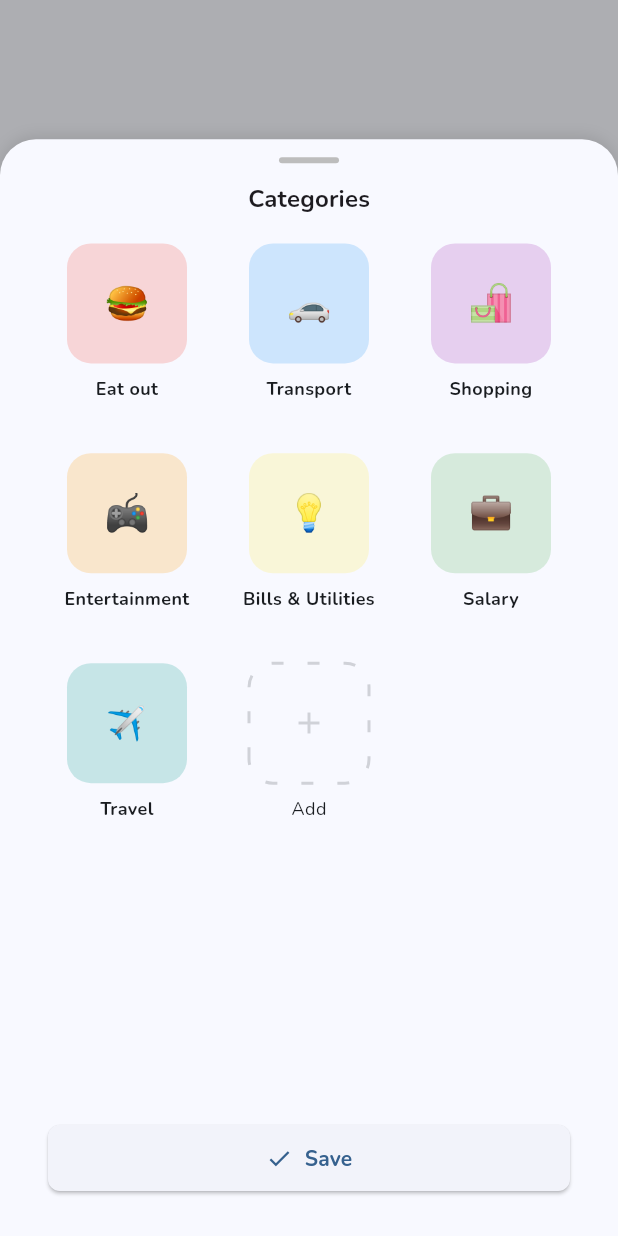
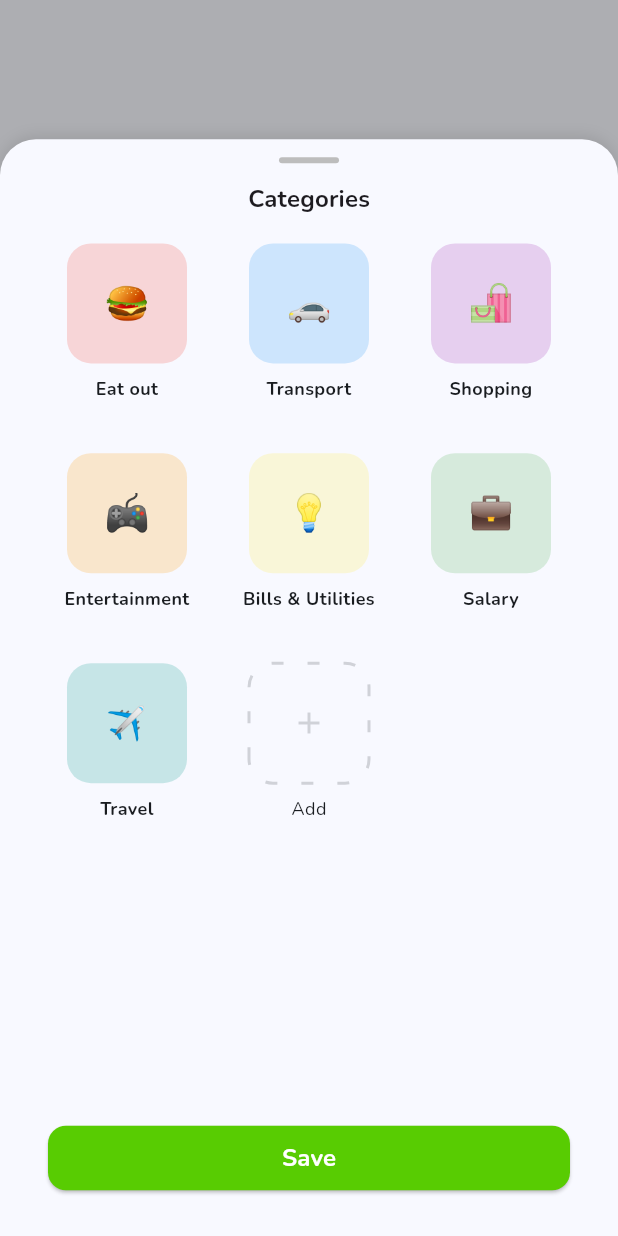
Before and after one commit to dayummson/nudge-beta-app, a Flutter app: what showCategoriesSheet() shows on an empty page, opened directly, on a phone screen of 412 x 824 dp. Run offline on Flutter 3.47's test engine with Material 3 defaults, Android fonts, the phone set to English and light mode, and no system bars; our stand-ins replace cloud_firestore, drift, firebase_auth, firebase_core, flutter_riverpod, flutter_slidable and 4 more; accounts and stored records are empty; generated files the repository leaves out were written again.

Commit message:
ui improvements

```diff
--- a/lib/features/categories/widgets/categories_sheet.dart
+++ b/lib/features/categories/widgets/categories_sheet.dart
@@ -112,18 +112,22 @@ void showCategoriesSheet(BuildContext context) {
             padding: const EdgeInsets.all(16),
             child: SizedBox(
               width: double.infinity,
-              child: ElevatedButton.icon(
+              child: ElevatedButton(
                 onPressed: () {},
-                icon: const Icon(Icons.check, size: 18),
-                label: const Text(
+                style: ElevatedButton.styleFrom(
+                  backgroundColor: const Color(0xFF58CC02),
+                  foregroundColor: Colors.white,
+                  shape: RoundedRectangleBorder(
+                    borderRadius: BorderRadius.circular(12),
+                  ),
+                  padding: const EdgeInsets.symmetric(
+                    vertical: 10,
+                    horizontal: 20,
+                  ),
+                ),
+                child: const Text(
                   'Save',
-                  style: TextStyle(fontWeight: FontWeight.bold),
-                ),
-                style: ElevatedButton.styleFrom(
-                  shape: RoundedRectangleBorder(
-                    borderRadius: BorderRadius.circular(8),
-                  ),
-                  padding: const EdgeInsets.symmetric(vertical: 12),
+                  style: TextStyle(fontWeight: FontWeight.bold, fontSize: 16),
                 ),
               ),
             ),
```
